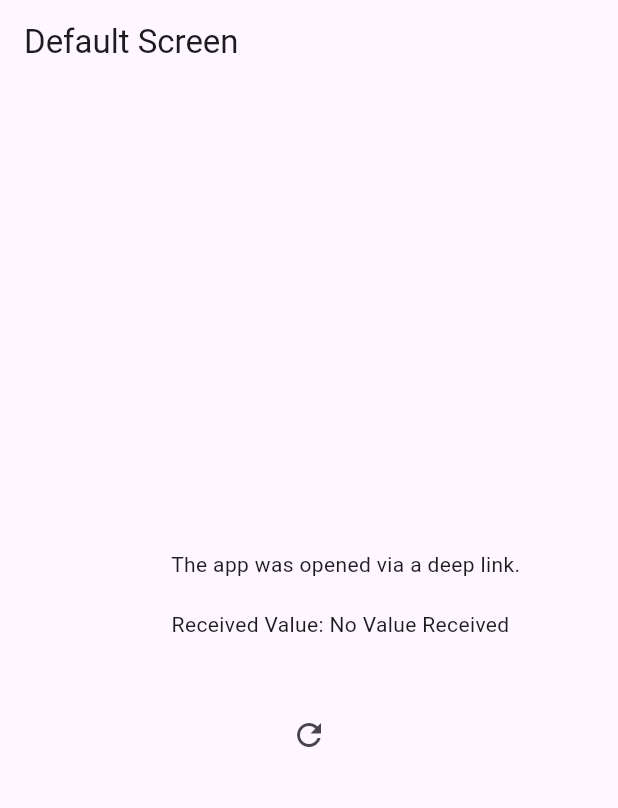
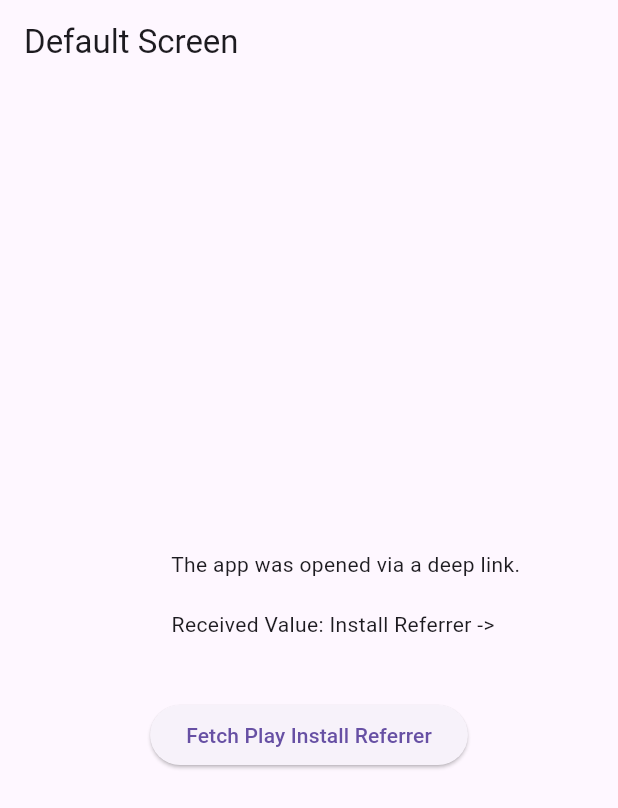
Before and after one commit to Ranbir-Netz/deep-link-gfj, a Flutter app: the screen it shows after launch, on a phone screen of 412 x 824 dp. Shown: the top 808 px of the screen. Run offline on Flutter 3.47's test engine with Material 3 defaults, Android fonts, the light colour scheme and no system bars; our stand-ins replace app_links; missing offline and left inert: android_play_install_referrer.

Commit message:
Added manual button for fetching referral

```diff
--- a/lib/main.dart
+++ b/lib/main.dart
@@ -21,11 +21,13 @@ class _MyAppState extends State<MyApp> {
   late AppLinks _appLinks;
   StreamSubscription<Uri>? _linkSubscription;
   String? receivedValue;
+  bool isFirstLaunch = false;
 
   @override
   void initState() {
     super.initState();
     initDeepLinks();
+    checkPlayInstallReferrer();
   }
 
   @override
@@ -48,15 +50,8 @@ class _MyAppState extends State<MyApp> {
     bool isFirstInstall = uri.path.contains('play.google.com') || uri.path.contains('apps.apple.com');
 
     if (Platform.isAndroid) {
-      debugPrint("Checking for Play Install Referrer...");
       if (isFirstInstall) {
-        ReferrerDetails details = await AndroidPlayInstallReferrer.installReferrer;
-        if (details.installReferrer != null) {
-          value = "First Launch -> ${details.installReferrer}";
-          debugPrint("Install Referrer received: $value");
-        } else {
-          debugPrint("Install Referrer is null");
-        }
+        value = await fetchPlayInstallReferrer();
       } else {
         value = "Not First Launch -> ${uri.queryParameters['districtId']}";
         debugPrint("Not first launch: $value");
@@ -75,6 +70,31 @@ class _MyAppState extends State<MyApp> {
     return value;
   }
 
+  Future<String?> fetchPlayInstallReferrer() async {
+    if (Platform.isAndroid) {
+      debugPrint("Checking for Play Install Referrer...");
+      ReferrerDetails details = await AndroidPlayInstallReferrer.installReferrer;
+      if (details.installReferrer != null) {
+        final value = "Install Referrer -> ${details.installReferrer}";
+        debugPrint("Install Referrer received: $value");
+        return value;
+      } else {
+        debugPrint("Install Referrer is null");
+      }
+    }
+    return null;
+  }
+
+  Future<void> checkPlayInstallReferrer() async {
+    if (Platform.isAndroid) {
+      String? referrer = await fetchPlayInstallReferrer();
+      if (referrer != null) {
+        receivedValue = referrer;
+        setState(() {});
+      }
+    }
+  }
+
   @override
   Widget build(BuildContext context) {
     return MaterialApp(
@@ -90,11 +110,9 @@ class _MyAppState extends State<MyApp> {
               Received Value: ${receivedValue ?? "No Value Received"}
               '''),
               const SizedBox(height: 20),
-              IconButton(
-                onPressed: () {
-                  setState(() {}); // Manually refresh the screen
-                },
-                icon: const Icon(Icons.refresh),
+              ElevatedButton(
+                onPressed: checkPlayInstallReferrer,
+                child: const Text('Fetch Play Install Referrer'),
               ),
             ],
           ),
```
